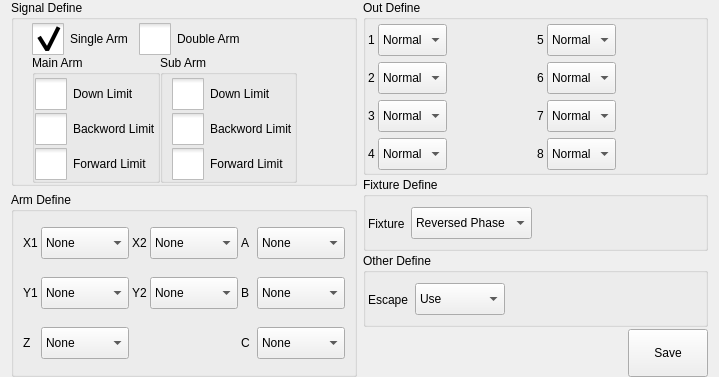
Old version of the form hcsettings/icstructdefineframe.ui in the repository GaussCheng/2-5AxisPunch.
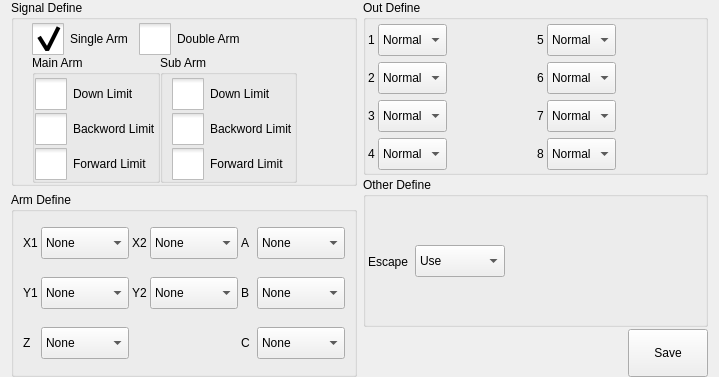
New version of the form. Icons and pictures are not drawn.

The edit to the form file:
```diff
--- a/hcsettings/icstructdefineframe.ui
+++ b/hcsettings/icstructdefineframe.ui
@@ -923,67 +923,6 @@
        </layout>
       </widget>
      </item>
-     <item>
-      <widget class="QGroupBox" name="fixtureDefineBox">
-       <property name="title">
-        <string>Fixture Define</string>
-       </property>
-       <layout class="QHBoxLayout" name="horizontalLayout_3">
-        <property name="leftMargin">
-         <number>2</number>
-        </property>
-        <property name="topMargin">
-         <number>4</number>
-        </property>
-        <property name="rightMargin">
-         <number>2</number>
-        </property>
-        <property name="bottomMargin">
-         <number>2</number>
-        </property>
-        <item>
-         <widget class="QLabel" name="label_17">
-          <property name="text">
-           <string>Fixture</string>
-          </property>
-         </widget>
-        </item>
-        <item>
-         <widget class="QComboBox" name="fixtureSelectBox">
-          <property name="minimumSize">
-           <size>
-            <width>90</width>
-            <height>32</height>
-           </size>
-          </property>
-          <item>
-           <property name="text">
-            <string>Reversed Phase</string>
-           </property>
-          </item>
-          <item>
-           <property name="text">
-            <string>Positive Phase</string>
-           </property>
-          </item>
-         </widget>
-        </item>
-        <item>
-         <spacer name="horizontalSpacer_6">
-          <property name="orientation">
-           <enum>Qt::Horizontal</enum>
-          </property>
-          <property name="sizeHint" stdset="0">
-           <size>
-            <width>40</width>
-            <height>20</height>
-           </size>
-          </property>
-         </spacer>
-        </item>
-       </layout>
-      </widget>
-     </item>
      <item>
       <widget class="QGroupBox" name="fixtureDefineBox_2">
        <property name="title">
```
